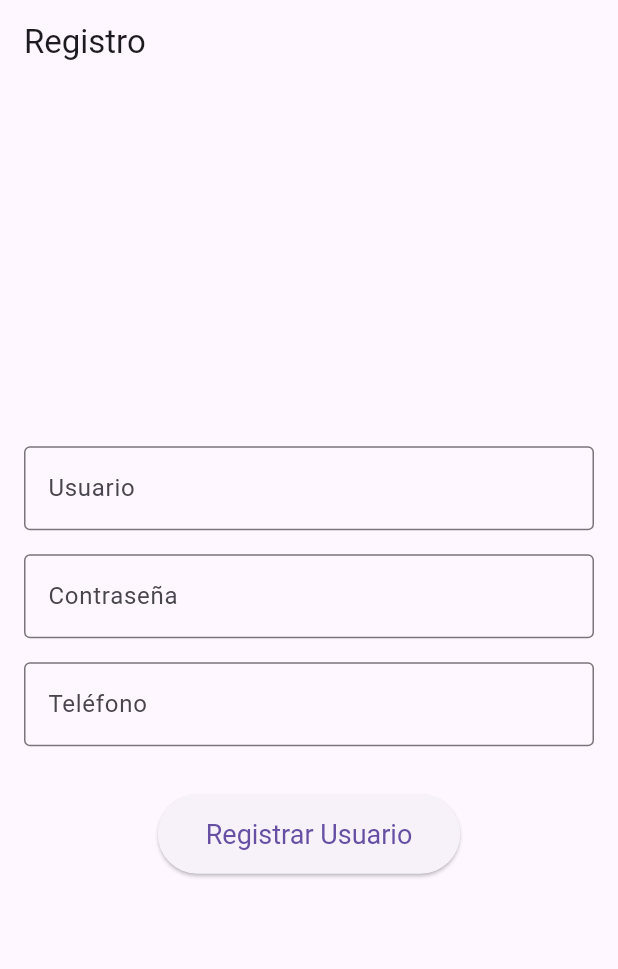
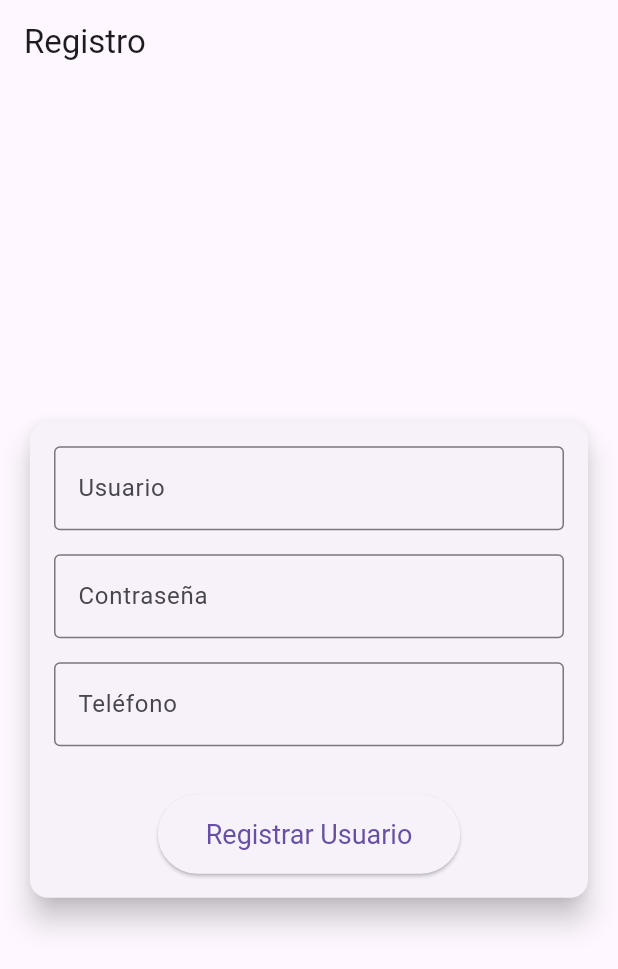
Before and after one commit to Moises4343/fusion_retos, a Flutter app: the screen it shows after launch, on a phone screen of 412 x 824 dp. Shown: the top 969 px of the screen. Run offline on Flutter 3.47's test engine with Material 3 defaults, Android fonts, the light colour scheme and no system bars; our stand-ins replace geolocator.

Commit message:
add: otp con twilio y vistas mejoradas de registro, login y verificar codigo

```diff
--- a/lib/screens/register_screen.dart
+++ b/lib/screens/register_screen.dart
@@ -10,14 +10,13 @@ class RegisterScreen extends StatelessWidget {
 
   Future<void> registerUser(BuildContext context) async {
     try {
-      // Llamamos al método de registro
       await mfaService.registerUser(
         usernameController.text,
         passwordController.text,
         phoneController.text,
       );
       ScaffoldMessenger.of(context).showSnackBar(
-        SnackBar(content: Text('Usuario registrado con éxito')),
+        const SnackBar(content: Text('Usuario registrado con éxito')),
       );
       Navigator.pushNamed(context, '/login');
     } catch (e) {
@@ -31,49 +30,63 @@ class RegisterScreen extends StatelessWidget {
   Widget build(BuildContext context) {
     return Scaffold(
       appBar: AppBar(
-        title: Text('Registro'),
+        title: const Text('Registro'),
       ),
-      body: Padding(
+      body: Center(
+        child: SingleChildScrollView(
+          child: Padding(
+            padding: const EdgeInsets.all(16.0),
+            child: Card(
+              elevation: 8.0,
+              shape: RoundedRectangleBorder(
+                borderRadius: BorderRadius.circular(12),
+              ),
+              child: Padding(
                 padding: const EdgeInsets.all(16.0),
                 child: Column(
-          mainAxisAlignment: MainAxisAlignment.center,
+                  mainAxisSize: MainAxisSize.min,
                   children: [
                     TextField(
                       controller: usernameController,
-              decoration: InputDecoration(
+                      decoration: const InputDecoration(
                         labelText: 'Usuario',
                         border: OutlineInputBorder(),
                       ),
                     ),
-            SizedBox(height: 16),
+                    const SizedBox(height: 16),
                     TextField(
                       controller: passwordController,
-              decoration: InputDecoration(
+                      decoration: const InputDecoration(
                         labelText: 'Contraseña',
                         border: OutlineInputBorder(),
                       ),
                       obscureText: true,
                     ),
-            SizedBox(height: 16),
+                    const SizedBox(height: 16),
                     TextField(
                       controller: phoneController,
-              decoration: InputDecoration(
+                      decoration: const InputDecoration(
                         labelText: 'Teléfono',
                         border: OutlineInputBorder(),
                       ),
                     ),
-            SizedBox(height: 32),
+                    const SizedBox(height: 32),
                     ElevatedButton(
                       onPressed: () => registerUser(context),
-              child: Text('Registrar Usuario'),
+                      child: const Text('Registrar Usuario'),
                       style: ElevatedButton.styleFrom(
-                padding: EdgeInsets.symmetric(horizontal: 32, vertical: 16),
-                textStyle: TextStyle(fontSize: 18),
+                        padding: const EdgeInsets.symmetric(
+                            horizontal: 32, vertical: 16),
+                        textStyle: const TextStyle(fontSize: 18),
                       ),
                     ),
                   ],
                 ),
               ),
+            ),
+          ),
+        ),
+      ),
     );
   }
 }
```
Also changed, not shown: lib/screens/login_screen.dart (+38 -3 lines), lib/screens/otp_screen.dart (+67 -5 lines), lib/services/mfa_service.dart (+9 -6 lines). Lines whose indentation alone changed are shown as unchanged.
